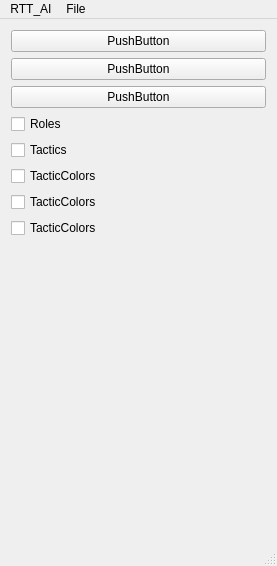
First picture: the form in roboteam_ai/src/interface/mainwindow.ui, repository RoboTeamTwente/roboteam_ai, before the edit.
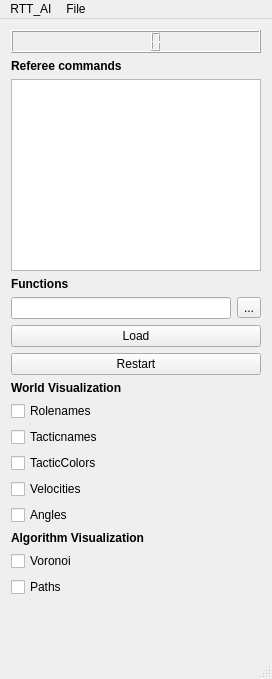
Second picture: the form after the edit.

Patch:
```diff
--- a/roboteam_ai/src/interface/mainwindow.ui
+++ b/roboteam_ai/src/interface/mainwindow.ui
@@ -6,8 +6,8 @@
    <rect>
     <x>0</x>
     <y>0</y>
-    <width>277</width>
-    <height>566</height>
+    <width>272</width>
+    <height>679</height>
    </rect>
   </property>
   <property name="sizePolicy">
@@ -41,38 +41,95 @@
    <layout class="QHBoxLayout" name="horizontalLayout">
     <item>
      <layout class="QVBoxLayout" name="verticalLayout">
+      <item>
+       <widget class="QLCDNumber" name="lcdNumber"/>
+      </item>
+      <item>
+       <widget class="QLabel" name="label_4">
+        <property name="font">
+         <font>
+          <weight>75</weight>
+          <bold>true</bold>
+         </font>
+        </property>
+        <property name="text">
+         <string>Referee commands</string>
+        </property>
+       </widget>
+      </item>
+      <item>
+       <widget class="QListView" name="listView"/>
+      </item>
+      <item>
+       <widget class="QLabel" name="label_2">
+        <property name="font">
+         <font>
+          <weight>75</weight>
+          <bold>true</bold>
+         </font>
+        </property>
+        <property name="text">
+         <string>Functions</string>
+        </property>
+       </widget>
+      </item>
+      <item>
+       <layout class="QHBoxLayout" name="horizontalLayout_2">
+        <item>
+         <widget class="QLineEdit" name="lineEdit"/>
+        </item>
+        <item>
+         <widget class="QToolButton" name="toolButton">
+          <property name="text">
+           <string>...</string>
+          </property>
+         </widget>
+        </item>
+       </layout>
+      </item>
       <item>
        <widget class="QPushButton" name="pushButton">
         <property name="text">
-         <string>PushButton</string>
+         <string>Load</string>
         </property>
        </widget>
       </item>
       <item>
        <widget class="QPushButton" name="pushButton_2">
         <property name="text">
-         <string>PushButton</string>
+         <string>Restart</string>
         </property>
        </widget>
       </item>
       <item>
-       <widget class="QPushButton" name="pushButton_3">
+       <widget class="QLabel" name="label">
+        <property name="font">
+         <font>
+          <weight>75</weight>
+          <bold>true</bold>
+          <underline>false</underline>
+          <kerning>true</kerning>
+         </font>
+        </property>
+        <property name="autoFillBackground">
+         <bool>false</bool>
+        </property>
         <property name="text">
-         <string>PushButton</string>
+         <string>World Visualization</string>
         </property>
        </widget>
       </item>
       <item>
        <widget class="QCheckBox" name="toggleRolesCheckbox">
         <property name="text">
-         <string>Roles</string>
+         <string>Rolenames</string>
         </property>
        </widget>
       </item>
       <item>
        <widget class="QCheckBox" name="toggleTacticsCheckbox">
         <property name="text">
-         <string>Tactics</string>
+         <string>Tacticnames</string>
         </property>
        </widget>
       </item>
@@ -86,14 +143,41 @@
       <item>
        <widget class="QCheckBox" name="checkBox_4">
         <property name="text">
-         <string>TacticColors</string>
+         <string>Velocities</string>
         </property>
        </widget>
       </item>
       <item>
        <widget class="QCheckBox" name="checkBox_5">
         <property name="text">
-         <string>TacticColors</string>
+         <string>Angles</string>
+        </property>
+       </widget>
+      </item>
+      <item>
+       <widget class="QLabel" name="label_3">
+        <property name="font">
+         <font>
+          <weight>75</weight>
+          <bold>true</bold>
+         </font>
+        </property>
+        <property name="text">
+         <string>Algorithm Visualization</string>
+        </property>
+       </widget>
+      </item>
+      <item>
+       <widget class="QCheckBox" name="checkBox">
+        <property name="text">
+         <string>Voronoi</string>
+        </property>
+       </widget>
+      </item>
+      <item>
+       <widget class="QCheckBox" name="checkBox_2">
+        <property name="text">
+         <string>Paths</string>
         </property>
        </widget>
       </item>
@@ -119,7 +203,7 @@
     <rect>
      <x>0</x>
      <y>0</y>
-     <width>277</width>
+     <width>272</width>
      <height>22</height>
     </rect>
    </property>
```
